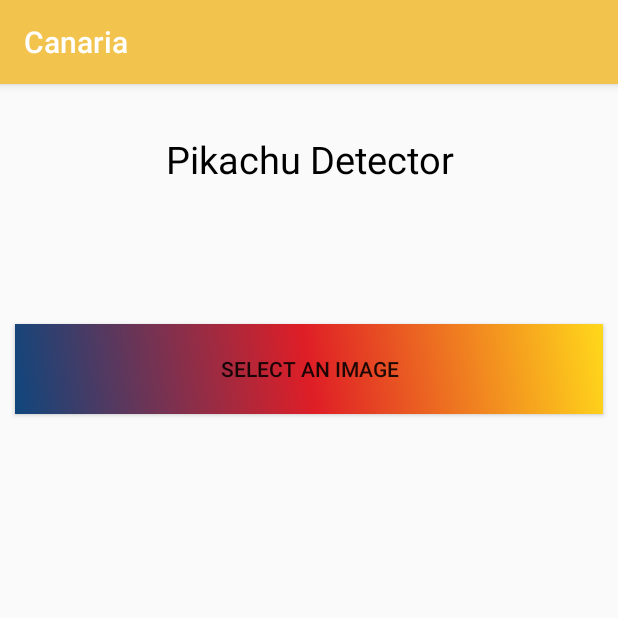
After one commit to heartbeatmaker/Canaria, an Android app: the PikachuDetectorActivity screen opened directly, with no data from a screen before it, on a phone screen of 412 x 824 dp, the top half of it. The commit adds this screen. Run offline under Robolectric (Android 15) with nearby library versions, the phone set to English and light mode, and no system bars; libraries missing offline, so code that uses them is left out: com.stfalcon.multiimageview, cz.msebera.android, id.zelory.compressor; pictures from the network do not load.

Commit message:
피카츄 붙이는 중

```diff
--- a/app/build.gradle
+++ b/app/build.gradle
@@ -43,6 +43,6 @@ dependencies {
     implementation 'com.dinuscxj:circleprogressbar:1.3.0'
 //    compile 'com.github.lopei:collageview:0.1.3'
     implementation 'com.squareup.picasso:picasso:2.71828'
-    compile 'com.github.stfalcon:multiimageview:0.1'
-    compile 'com.github.wseemann:FFmpegMediaMetadataRetriever:1.0.14'
+    implementation 'com.github.stfalcon:multiimageview:0.1'
+    implementation 'com.github.wseemann:FFmpegMediaMetadataRetriever:1.0.14'
 }
--- a/app/src/main/AndroidManifest.xml
+++ b/app/src/main/AndroidManifest.xml
@@ -29,8 +29,8 @@
         android:supportsRtl="true"
         android:theme="@style/AppTheme"
         android:usesCleartextTraffic="true">
-        <activity
-            android:name=".ImageActivity" />
+        <activity android:name=".PikachuDetectorActivity"></activity>
+        <activity android:name=".ImageActivity" />
         <activity
             android:name=".SelectFriendsActivity"
             android:theme="@style/AppTheme.NoActionBar" />
--- /dev/null
+++ b/app/src/main/res/layout/activity_pikachu_detector.xml
@@ -0,0 +1,36 @@
+<?xml version="1.0" encoding="utf-8"?>
+<RelativeLayout xmlns:android="http://schemas.android.com/apk/res/android"
+    xmlns:app="http://schemas.android.com/apk/res-auto"
+    xmlns:tools="http://schemas.android.com/tools"
+    android:layout_width="match_parent"
+    android:layout_height="match_parent"
+    tools:context=".PikachuDetectorActivity">
+
+    <TextView
+        android:id="@+id/pikachu_title_textView"
+        android:layout_width="match_parent"
+        android:layout_height="100dp"
+        android:text="Pikachu Detector"
+        android:textSize="25sp"
+        android:gravity="center"
+        android:textColor="@color/black"/>
+
+
+    <ImageView
+        android:id="@+id/pikachu_imageView"
+        android:layout_width="match_parent"
+        android:layout_height="wrap_content"
+        android:layout_marginTop="20dp"
+        android:layout_marginBottom="30dp"
+        android:layout_below="@id/pikachu_title_textView"/>
+
+    <Button
+        android:id="@+id/pikachu_select_image_btn"
+        android:layout_width="match_parent"
+        android:layout_height="60dp"
+        android:layout_below="@id/pikachu_imageView"
+        android:text="Select an Image"
+        android:background="@drawable/grad_bg"
+        android:layout_margin="10dp"/>
+
+</RelativeLayout>
```
Also changed, not shown: app/src/main/java/com/android/canaria/Main_Fragment3.java (+18 -1 lines), app/src/main/java/com/android/canaria/PikachuDetectorActivity.java (added, +351 -0 lines), app/src/main/res/layout/main_fragment3.xml (+15 -3 lines).
